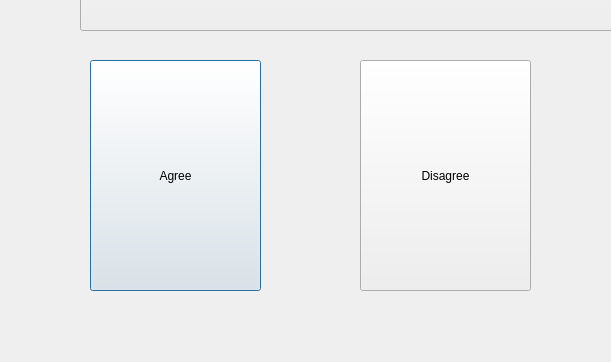
Mike-Wazovsky/Great-project-1-course, file src/windowwithgame.ui: the form before one commit; both pictures show x 0 to 611 and y 210 to 572 of the 1167 by 572 pixel window.
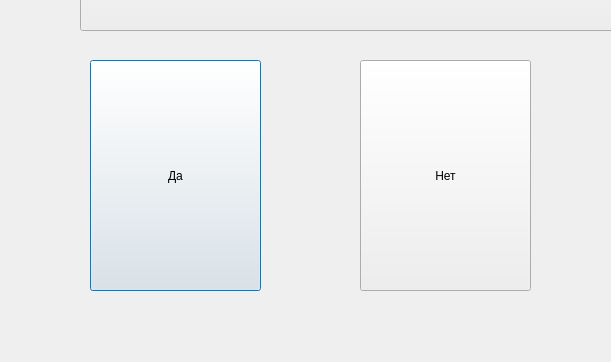
The form after the commit.

Commit message: It is all x2

Diff of the .ui file:
```diff
--- a/src/windowwithgame.ui
+++ b/src/windowwithgame.ui
@@ -23,7 +23,7 @@
     </rect>
    </property>
    <property name="text">
-    <string>Agree</string>
+    <string>Да</string>
    </property>
   </widget>
   <widget class="QPushButton" name="No_Button">
@@ -36,7 +36,7 @@
     </rect>
    </property>
    <property name="text">
-    <string>Disagree</string>
+    <string>Нет</string>
    </property>
   </widget>
   <widget class="QLabel" name="label">
```
